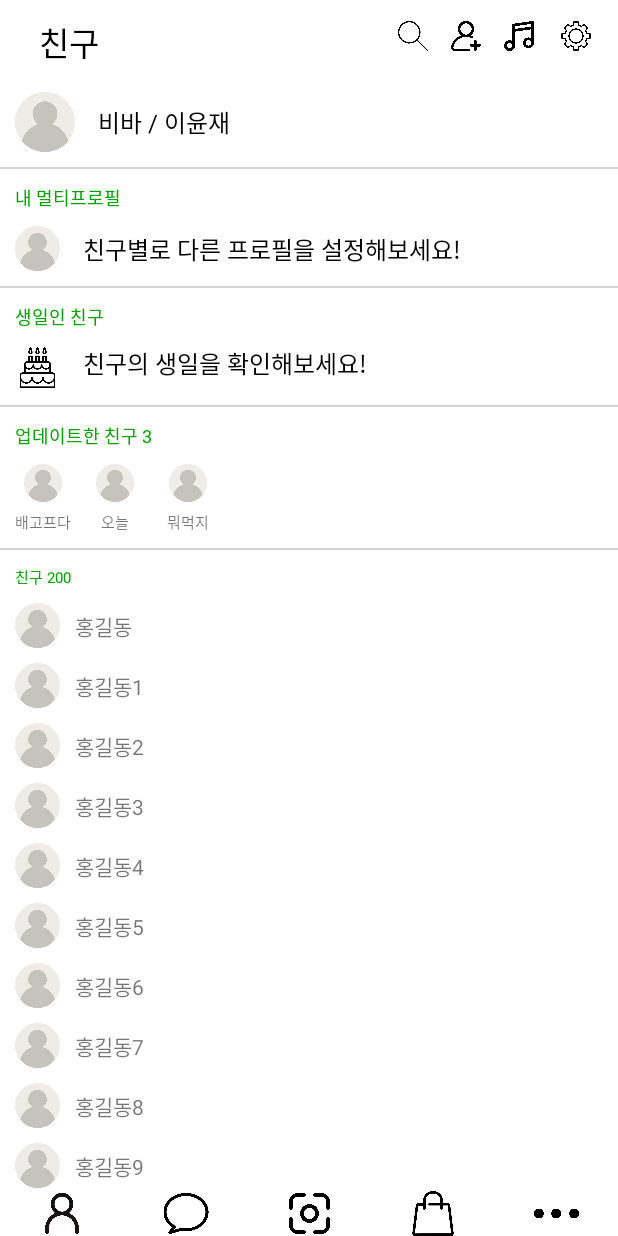
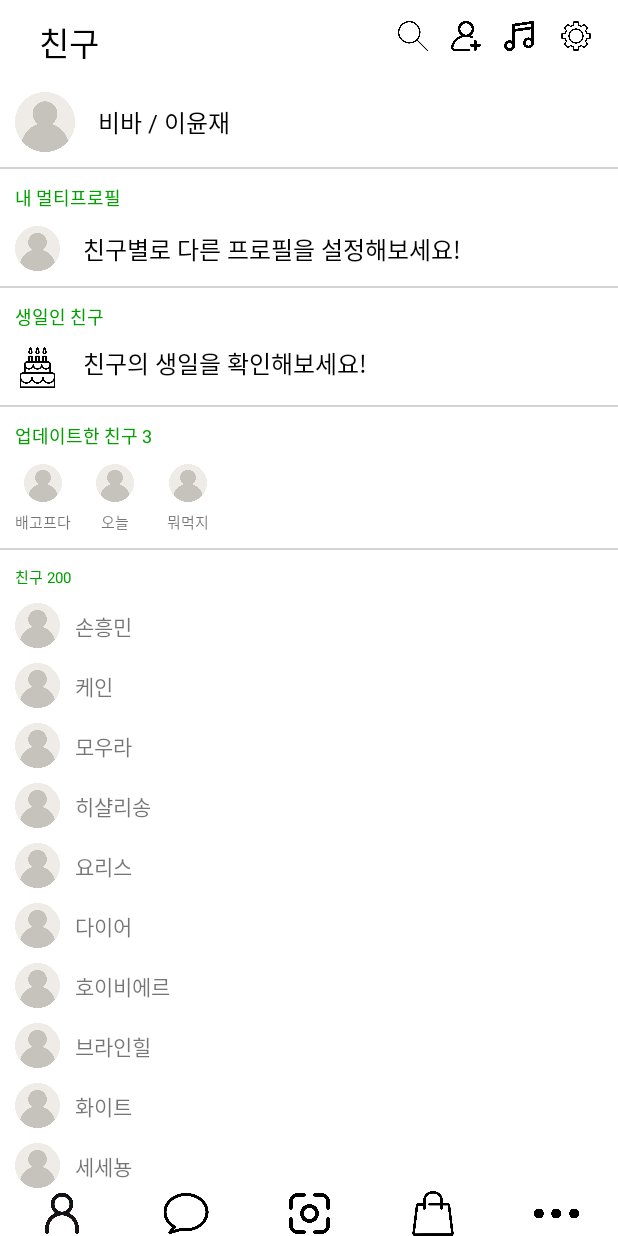
Before and after one commit to YunJaem06/android_layout, an Android app: the screen it shows after launch (MainActivity), on a phone screen of 412 x 824 dp. Run offline under Robolectric (Android 15) with nearby library versions, the phone set to English and light mode, and no system bars.

```diff
--- a/app/src/main/res/layout/activity_main.xml
+++ b/app/src/main/res/layout/activity_main.xml
@@ -336,7 +336,7 @@
                         android:layout_width="wrap_content"
                         android:layout_height="wrap_content"
                         android:layout_marginStart="10dp"
-                        android:text="홍길동"
+                        android:text="손흥민"
                         app:layout_constraintBottom_toBottomOf="@id/iv_main_friends"
                         app:layout_constraintStart_toEndOf="@id/iv_main_friends"
                         app:layout_constraintTop_toTopOf="@id/iv_main_friends" />
@@ -357,7 +357,7 @@
                         android:layout_width="wrap_content"
                         android:layout_height="wrap_content"
                         android:layout_marginStart="10dp"
-                        android:text="홍길동1"
+                        android:text="케인"
                         app:layout_constraintBottom_toBottomOf="@id/iv_main_friends1"
                         app:layout_constraintStart_toEndOf="@id/iv_main_friends1"
                         app:layout_constraintTop_toTopOf="@id/iv_main_friends1" />
@@ -378,7 +378,7 @@
                         android:layout_width="wrap_content"
                         android:layout_height="wrap_content"
                         android:layout_marginStart="10dp"
-                        android:text="홍길동2"
+                        android:text="모우라"
                         app:layout_constraintBottom_toBottomOf="@id/iv_main_friends2"
                         app:layout_constraintStart_toEndOf="@id/iv_main_friends2"
                         app:layout_constraintTop_toTopOf="@id/iv_main_friends2" />
@@ -399,7 +399,7 @@
                         android:layout_width="wrap_content"
                         android:layout_height="wrap_content"
                         android:layout_marginStart="10dp"
-                        android:text="홍길동3"
+                        android:text="히샬리송"
                         app:layout_constraintBottom_toBottomOf="@id/iv_main_friends3"
                         app:layout_constraintStart_toEndOf="@id/iv_main_friends3"
                         app:layout_constraintTop_toTopOf="@id/iv_main_friends3" />
@@ -420,7 +420,7 @@
                         android:layout_width="wrap_content"
                         android:layout_height="wrap_content"
                         android:layout_marginStart="10dp"
-                        android:text="홍길동4"
+                        android:text="요리스"
                         app:layout_constraintBottom_toBottomOf="@id/iv_main_friends4"
                         app:layout_constraintStart_toEndOf="@id/iv_main_friends4"
                         app:layout_constraintTop_toTopOf="@id/iv_main_friends4" />
@@ -441,7 +441,7 @@
                         android:layout_width="wrap_content"
                         android:layout_height="wrap_content"
                         android:layout_marginStart="10dp"
-                        android:text="홍길동5"
+                        android:text="다이어"
                         app:layout_constraintBottom_toBottomOf="@id/iv_main_friends5"
                         app:layout_constraintStart_toEndOf="@id/iv_main_friends5"
                         app:layout_constraintTop_toTopOf="@id/iv_main_friends5" />
@@ -462,7 +462,7 @@
                         android:layout_width="wrap_content"
                         android:layout_height="wrap_content"
                         android:layout_marginStart="10dp"
-                        android:text="홍길동6"
+                        android:text="호이비에르"
                         app:layout_constraintBottom_toBottomOf="@id/iv_main_friends6"
                         app:layout_constraintStart_toEndOf="@id/iv_main_friends6"
                         app:layout_constraintTop_toTopOf="@id/iv_main_friends6" />
@@ -483,7 +483,7 @@
                         android:layout_width="wrap_content"
                         android:layout_height="wrap_content"
                         android:layout_marginStart="10dp"
-                        android:text="홍길동7"
+                        android:text="브라인힐"
                         app:layout_constraintBottom_toBottomOf="@id/iv_main_friends7"
                         app:layout_constraintStart_toEndOf="@id/iv_main_friends7"
                         app:layout_constraintTop_toTopOf="@id/iv_main_friends7" />
@@ -504,7 +504,7 @@
                         android:layout_width="wrap_content"
                         android:layout_height="wrap_content"
                         android:layout_marginStart="10dp"
-                        android:text="홍길동8"
+                        android:text="화이트"
                         app:layout_constraintBottom_toBottomOf="@id/iv_main_friends8"
                         app:layout_constraintStart_toEndOf="@id/iv_main_friends8"
                         app:layout_constraintTop_toTopOf="@id/iv_main_friends8" />
@@ -525,7 +525,7 @@
                         android:layout_width="wrap_content"
                         android:layout_height="wrap_content"
                         android:layout_marginStart="10dp"
-                        android:text="홍길동9"
+                        android:text="세세뇽"
                         app:layout_constraintBottom_toBottomOf="@id/iv_main_friends9"
                         app:layout_constraintStart_toEndOf="@id/iv_main_friends9"
                         app:layout_constraintTop_toTopOf="@id/iv_main_friends9" />
```
Also changed, not shown: app/src/main/res/layout/activity_more.xml (added, +163 -0 lines).
